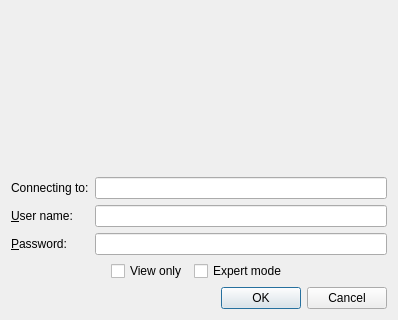
Above: nicos_ess/gui/dialogs/auth.ui from ess-dmsc/nicos before the change; both pictures show x 0 to 398 and y 420 to 740 of the 398 by 740 pixel window. Below: the same form after it.
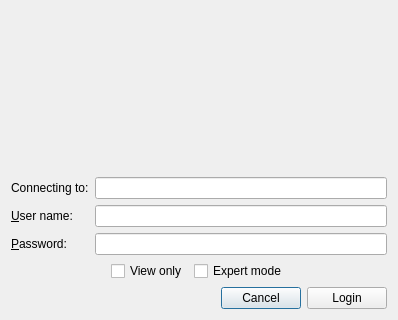
That is the form after the change. Icons and pictures are not drawn.

Commit message: replaced buttons on login dialog

```diff
--- a/nicos_ess/gui/dialogs/auth.ui
+++ b/nicos_ess/gui/dialogs/auth.ui
@@ -204,14 +204,35 @@
     </layout>
    </item>
    <item>
-    <widget class="QDialogButtonBox" name="buttonBox">
-     <property name="orientation">
-      <enum>Qt::Horizontal</enum>
-     </property>
-     <property name="standardButtons">
-      <set>QDialogButtonBox::Cancel|QDialogButtonBox::Ok</set>
-     </property>
-    </widget>
+    <layout class="QHBoxLayout" name="horizontalLayout_2">
+     <item>
+      <spacer name="horizontalSpacer">
+       <property name="orientation">
+        <enum>Qt::Horizontal</enum>
+       </property>
+       <property name="sizeHint" stdset="0">
+        <size>
+         <width>40</width>
+         <height>20</height>
+        </size>
+       </property>
+      </spacer>
+     </item>
+     <item>
+      <widget class="QPushButton" name="btn_cancel">
+       <property name="text">
+        <string>Cancel</string>
+       </property>
+      </widget>
+     </item>
+     <item>
+      <widget class="QPushButton" name="btn_login">
+       <property name="text">
+        <string>Login</string>
+       </property>
+      </widget>
+     </item>
+    </layout>
    </item>
   </layout>
  </widget>
```
Left out of the diff: 59 changed lines with no effect on the pictures.
